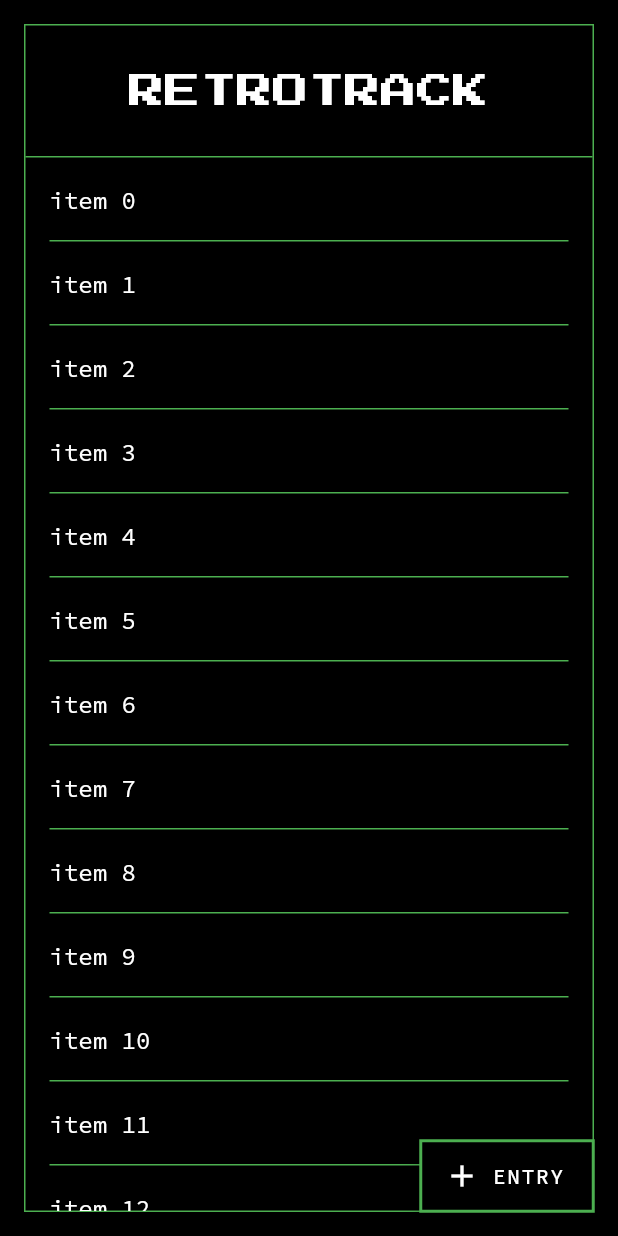
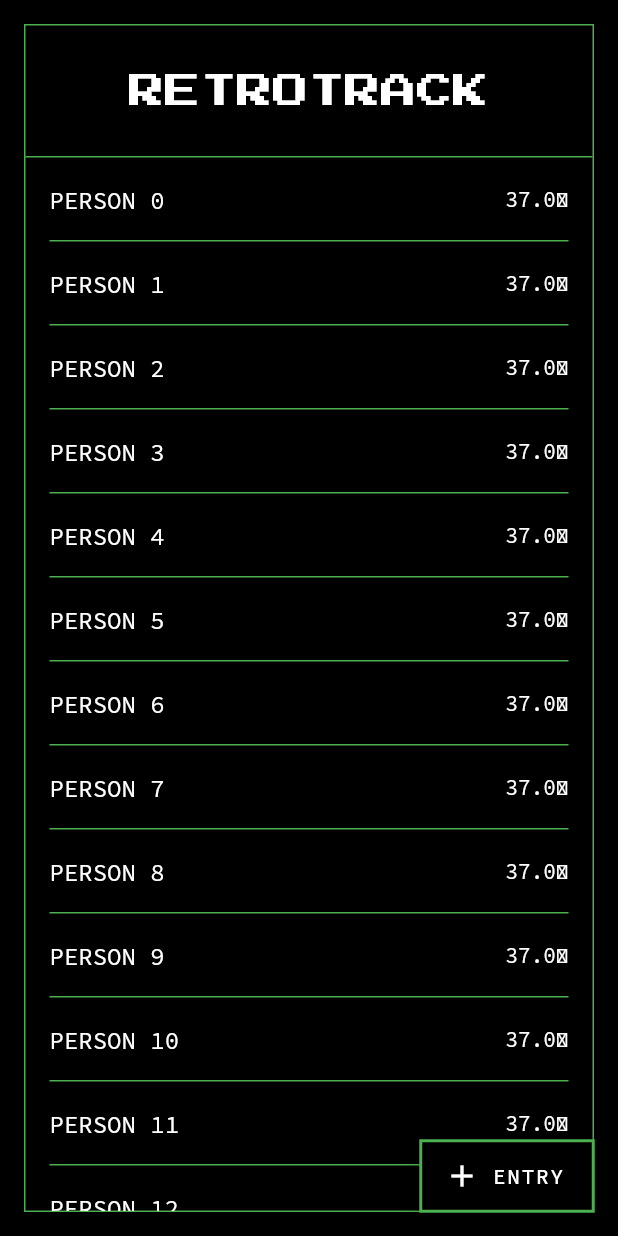
Before and after one commit to grandnexus/retrotrack, a Flutter app: the FeedScreen screen opened directly, on a phone screen of 412 x 824 dp. Run offline on Flutter 3.47's test engine with Material 2 defaults, Android fonts, the phone set to English and light mode, and no system bars; our stand-ins replace camera, flutter_riverpod, google_fonts, riverpod; missing offline and left inert: firebase_ml_vision; accounts and stored records are empty; statements that could not run were skipped.

Commit message:
[C/Feed] Refined

```diff
--- a/lib/ui/screens/feed_screen.dart
+++ b/lib/ui/screens/feed_screen.dart
@@ -26,7 +26,8 @@ class FeedScreen extends StatelessWidget {
                   ),
                   itemBuilder: (BuildContext context, int index) {
                     return ListTile(
-                      title: Text('item $index'),
+                      title: Text('Person $index'.toUpperCase()),
+                      trailing: const Text('37.0\u2103'),
                     );
                   },
                 ),
```
